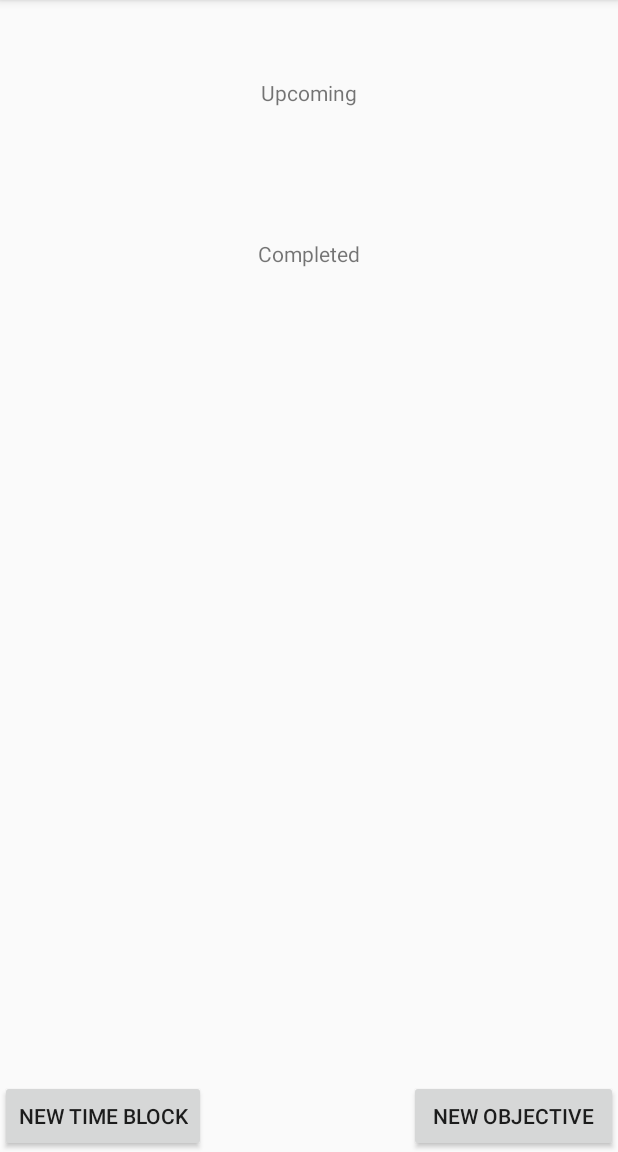
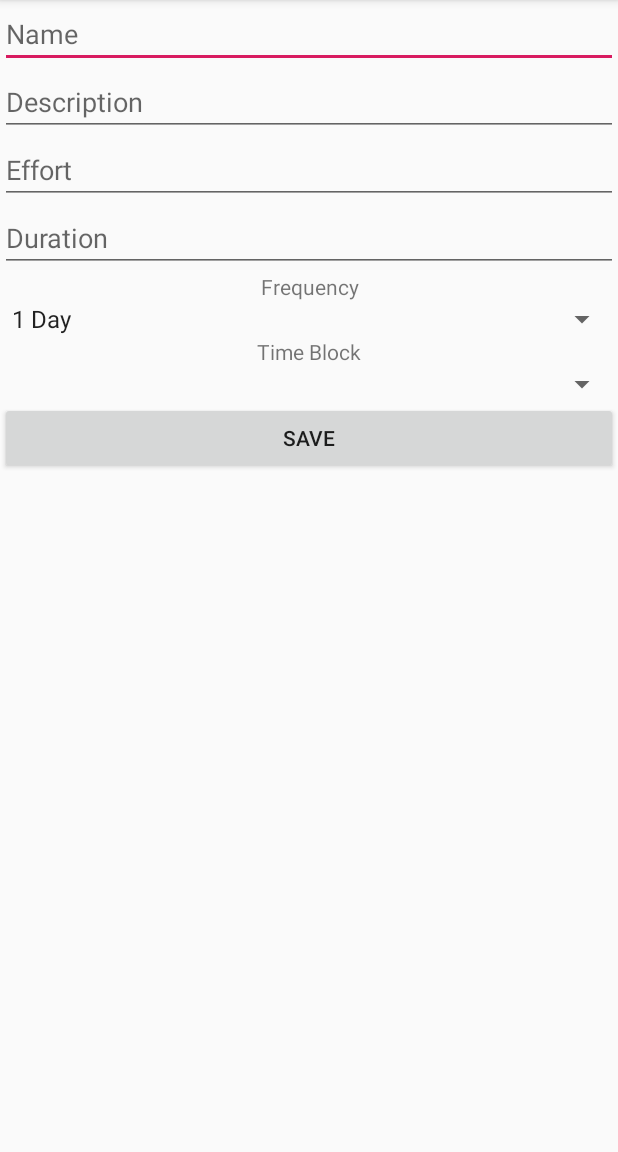
Before and after one commit to savardaaj/Flexis, an Android app: the screen it shows after launch (MainActivity before the commit, ObjectivePage after it), after a tap on "NEW OBJECTIVE", on a phone screen of 412 x 824 dp, the part 84-1236 px from its top. Run offline under Robolectric (Android 15) with nearby library versions, the phone set to English and light mode, and no system bars; our stand-ins replace Firebase (no records; nobody signed in at launch, a user with empty details on screens opened directly).

Commit message:
mostly running

```diff
--- a/app/build.gradle
+++ b/app/build.gradle
@@ -26,5 +26,5 @@ dependencies {
     testImplementation 'junit:junit:4.12'
     androidTestImplementation 'com.android.support.test:runner:1.0.2'
     androidTestImplementation 'com.android.support.test.espresso:espresso-core:3.0.2'
-    implementation 'com.google.firebase:firebase-firestore:17.0.1'
+    implementation 'com.google.firebase:firebase-firestore:17.1.5'
 }
--- a/app/src/main/AndroidManifest.xml
+++ b/app/src/main/AndroidManifest.xml
@@ -16,6 +16,8 @@
                 <category android:name="android.intent.category.LAUNCHER" />
             </intent-filter>
         </activity>
+        <activity android:name=".ObjectivePage"></activity>
+        <activity android:name=".TimeBlockPage"></activity>
     </application>
 
 </manifest>
--- a/app/src/main/java/com/asav/flexis/ObjectivePage.java
+++ b/app/src/main/java/com/asav/flexis/ObjectivePage.java
@@ -1,8 +1,10 @@
 package com.asav.flexis;
 
+import android.support.constraint.ConstraintLayout;
 import android.support.v7.app.AppCompatActivity;
 import android.os.Bundle;
 import android.util.Log;
+import android.view.View;
 import android.widget.ArrayAdapter;
 import android.widget.EditText;
 import android.widget.ListView;
@@ -21,7 +23,8 @@ public class ObjectivePage extends AppCompatActivity {
 
     Map<String, TimeBlock> timeBlocksMap;
 
-    EditText et_name, et_description, et_duration, et_effort, et_frequency;
+    ConstraintLayout cl;
+    EditText et_name, et_description, et_duration, et_effort;
     Spinner sp_Frequency;
     Spinner sp_TimeBlock;
 
@@ -29,7 +32,7 @@ public class ObjectivePage extends AppCompatActivity {
     protected void onCreate(Bundle savedInstanceState) {
         Log.d("***DEBUG***", "inside onCreate ObjectivePage");
         super.onCreate(savedInstanceState);
-        //setContentView(R.layout.activity_objectivepage);
+        setContentView(R.layout.activity_objectivepage);
 
 
 
@@ -43,7 +46,7 @@ public class ObjectivePage extends AppCompatActivity {
         this.timeBlocksMap = timeblocksMap;
         String[] blockList = timeblocksMap.keySet().toArray(new String[timeblocksMap.keySet().size()]);
 
-        //sp_TimeBlock = findViewById(R.id.sp_TimeBlock);
+        sp_TimeBlock = findViewById(R.id.sp_ObjTimeBlock);
         ArrayAdapter<String> timeBlockAdapter = new ArrayAdapter<String>(getApplicationContext(), android.R.layout.simple_spinner_item, blockList);
         timeBlockAdapter.setDropDownViewResource(android.R.layout.simple_spinner_dropdown_item);
         sp_TimeBlock.setAdapter(timeBlockAdapter);
@@ -54,16 +57,20 @@ public class ObjectivePage extends AppCompatActivity {
 
         dbh.getTimeBlocks(this);
 
-        //sp_Frequency = findViewById(R.id.sp_Frequency);
-        //ArrayAdapter<CharSequence> freqAdapter = ArrayAdapter.createFromResource(this,R.array.frequency_array, android.R.layout.simple_spinner_item);
-        //freqAdapter.setDropDownViewResource(android.R.layout.simple_spinner_dropdown_item);
-        //sp_Frequency.setAdapter(freqAdapter);
+        cl = findViewById(R.id.cl_objectivePage);
+        et_name = cl.findViewById(R.id.et_ObjName);
+        et_description = cl.findViewById(R.id.et_ObjDescription);
+        et_duration = cl.findViewById(R.id.et_ObjDuration);
+        et_effort = cl.findViewById(R.id.et_ObjEffort);
+        sp_Frequency = findViewById(R.id.sp_ObjFrequency);
+        et_name = cl.findViewById(R.id.et_ObjName);
 
-
-
+        ArrayAdapter<CharSequence> freqAdapter = ArrayAdapter.createFromResource(this,R.array.frequency_array, android.R.layout.simple_spinner_item);
+        freqAdapter.setDropDownViewResource(android.R.layout.simple_spinner_dropdown_item);
+        sp_Frequency.setAdapter(freqAdapter);
     }
 
-    private void onClickSaveObjective() {
+    public void onClickSaveObjective(View v) {
         Log.d("***DEBUG***", "inside onClickSaveObjective");
 
         Objective objective = new Objective();
@@ -72,7 +79,8 @@ public class ObjectivePage extends AppCompatActivity {
         objective.description = et_description.getText().toString();
         objective.duration = et_duration.getText().toString();
         objective.effort = et_effort.getText().toString();
-        objective.frequency = et_frequency.getText().toString();
+        objective.frequency = sp_Frequency.getSelectedItem().toString();
+        objective.timeblock = timeBlocksMap.get(sp_Frequency.getSelectedItem().toString());
 
         dbh.createObjective(objective);
     }
--- a/app/src/main/res/layout/activity_objectivepage.xml
+++ b/app/src/main/res/layout/activity_objectivepage.xml
@@ -21,7 +21,7 @@
             android:orientation="vertical">
 
             <EditText
-                android:id="@+id/et_Name"
+                android:id="@+id/et_ObjName"
                 android:layout_width="match_parent"
                 android:layout_height="wrap_content"
                 android:ems="10"
@@ -29,7 +29,7 @@
                 android:inputType="textPersonName" />
 
             <EditText
-                android:id="@+id/et_Description"
+                android:id="@+id/et_ObjDescription"
                 android:layout_width="match_parent"
                 android:layout_height="wrap_content"
                 android:ems="10"
@@ -37,7 +37,7 @@
                 android:inputType="textPersonName" />
 
             <EditText
-                android:id="@+id/et_Effort"
+                android:id="@+id/et_ObjEffort"
                 android:layout_width="match_parent"
                 android:layout_height="wrap_content"
                 android:ems="10"
@@ -45,7 +45,7 @@
                 android:inputType="textPersonName" />
 
             <EditText
-                android:id="@+id/et_Duration"
+                android:id="@+id/et_ObjDuration"
                 android:layout_width="match_parent"
                 android:layout_height="wrap_content"
                 android:ems="10"
@@ -60,7 +60,7 @@
                 android:textAlignment="center" />
 
             <Spinner
-                android:id="@+id/sp_Frequency"
+                android:id="@+id/sp_ObjFrequency"
                 android:layout_width="match_parent"
                 android:layout_height="wrap_content" />
 
@@ -72,9 +72,16 @@
                 android:textAlignment="center" />
 
             <Spinner
-                android:id="@+id/sp_TimeBlock"
+                android:id="@+id/sp_ObjTimeBlock"
                 android:layout_width="match_parent"
                 android:layout_height="wrap_content" />
+
+            <Button
+                android:id="@+id/button"
+                android:layout_width="match_parent"
+                android:layout_height="wrap_content"
+                android:onClick="onClickSaveObjective"
+                android:text="Save" />
 
         </LinearLayout>
     </ScrollView>
```
Also changed, not shown: app/src/main/java/com/asav/flexis/TimeBlockPage.java (+11 -3 lines), app/src/main/res/layout/activity_blockpage.xml (+16 -4 lines).
